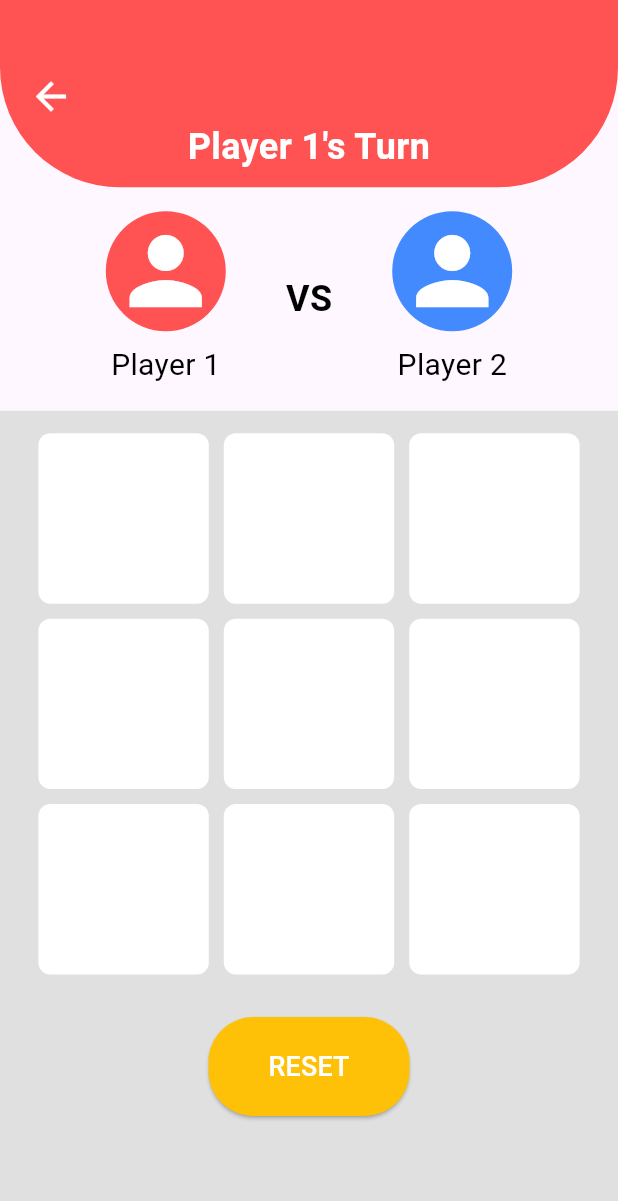
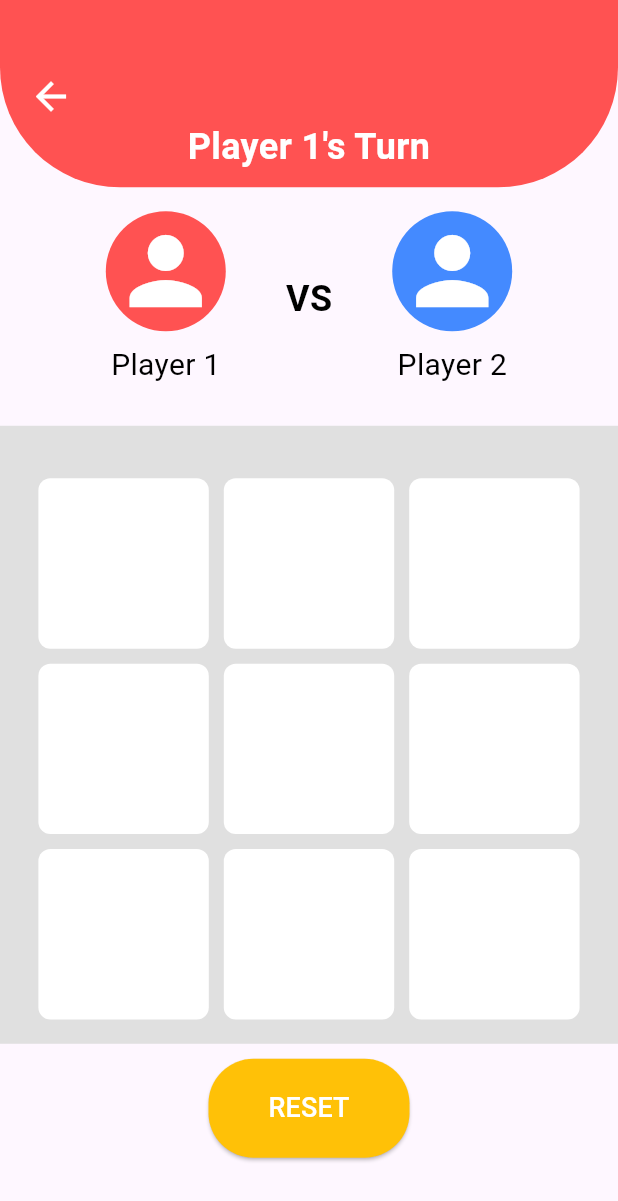
Before and after one commit to rai03k/tic-tac-toe-app, a Flutter app: the screen it shows after launch, after a tap on "1 vs 1", on a phone screen of 412 x 824 dp. Shown: the top 1201 px of the screen. Run offline on Flutter 3.47's test engine with Material 3 defaults, Android fonts, the light colour scheme and no system bars; our stand-ins replace audioplayers, google_mobile_ads, in_app_review, shared_preferences; network calls fail.

Commit message:
update:UI修正

```diff
--- a/lib/screens/menu_screen.dart
+++ b/lib/screens/menu_screen.dart
@@ -40,7 +40,7 @@ class _MenuScreenState extends State<MenuScreen> {
   Widget build(BuildContext context) {
     return Scaffold(
       body: Column(
-        mainAxisAlignment: MainAxisAlignment.spaceBetween,  // ボタンと広告の間にスペースを確保
+        mainAxisAlignment: MainAxisAlignment.center,
         children: [
           Expanded(
             child: Container(
@@ -127,11 +127,15 @@ class _MenuScreenState extends State<MenuScreen> {
               ),
             ),
           ),
-          // バナー広告ウィジェットの再利用。広告が削除されている場合は表示しない
-          if (!_adsRemoved)
-            const BannerAdWidget(),
         ],
       ),
+          bottomNavigationBar: _adsRemoved
+              ? null
+              : Container(
+            padding: const EdgeInsets.symmetric(vertical: 10),  // 上下に余白を追加
+            color: Colors.white,  // 広告背景色（例として白に設定）
+            child: const BannerAdWidget(),
+          ),
     );
   }
 
--- a/lib/screens/one_vs_one_game.dart
+++ b/lib/screens/one_vs_one_game.dart
@@ -50,6 +50,15 @@ class _OneVsOneGameState extends State<OneVsOneGame> {
     if (screenHeight <= 750) {
       resetButtonBottom = 5;   // 画面が小さい場合
     }
+
+    bool isTablet = screenWidth >= 600 && screenWidth < 1200;
+    double gameBoardSize = screenWidth * 1.0;
+
+    if (screenHeight <= 750 || isTablet) {
+      gameBoardSize = screenWidth * 0.9;
+    }
+
+    bool isPortraitAndNarrow = screenHeight <= 750;
 
     return Scaffold(
       body: Stack(
@@ -133,29 +142,29 @@ class _OneVsOneGameState extends State<OneVsOneGame> {
               ),
 
               // ゲームボード部分
-              Expanded(
-                child: Container(
-                  width: screenWidth,  // 画面の幅を取得
-                  color: isDarkMode ? Colors.grey[800] : Colors.grey[300],  // ダークモードに応じた背景色
+              Container(
+                padding: EdgeInsets.only(
+                  top: isPortraitAndNarrow ? 0 : 20,
+                  bottom: 5,
+                ),
+                margin: const EdgeInsets.symmetric(vertical: 10),
+                color: isDarkMode ? Colors.grey[800] : Colors.grey[300],
+                width: gameBoardSize,
+                height: gameBoardSize,
                 child: GameBoardWidget(
-                    board: _gameBoard.board,  // ゲームボードの状態をウィジェットに渡す
-                    winningBlocks: _gameBoard.winningBlocks,  // 勝利ブロックを渡す
-                    fadedIndex: _gameBoard.fadedIndex,  // フェードさせるインデックスを渡す
-                    winner: _gameBoard.winner,  // 勝者を渡す
-                    onTap: _handleTap,  // タップ処理を渡す
+                  board: _gameBoard.board,
+                  winningBlocks: _gameBoard.winningBlocks,
+                  fadedIndex: _gameBoard.fadedIndex,
+                  winner: _gameBoard.winner,
+                  onTap: _handleTap,
                 ),
-                ),
-              ),
-            ],
               ),
 
               // リセットボタン
-          Positioned(
-            bottom: resetButtonBottom,  // リセットボタンの位置を設定
-            left: 0,
-            right: 0,
-            child: Align(
+              Align(
                 alignment: Alignment.center,
+                child: Padding(
+                  padding: EdgeInsets.only(bottom: isTablet ? 10 : 0), // タブレットのみ下に10px追加
                   child: ElevatedButton(
                     style: ElevatedButton.styleFrom(
                       backgroundColor: Colors.amber,
@@ -164,7 +173,7 @@ class _OneVsOneGameState extends State<OneVsOneGame> {
                         borderRadius: BorderRadius.circular(30),
                       ),
                     ),
-                onPressed: _resetBoard,  // リセットボタンが押された時にボードをリセット
+                    onPressed: _resetBoard, // リセットボタンが押された時にボードをリセット
                     child: Text(
                       'RESET',
                       style: TextStyle(color: isDarkMode ? Colors.black : Colors.white, fontSize: 18),
@@ -173,12 +182,11 @@ class _OneVsOneGameState extends State<OneVsOneGame> {
                 ),
               ),
 
-          // バナー広告
-          const Positioned(
-            bottom: 0,
-            left: 0,
-            right: 0,
-            child: BannerAdWidget(),  // バナー広告を表示
+              // 広告バナー
+              if (screenHeight > 750) const BannerAdWidget(),
+
+              const Spacer(),
+            ],
           ),
 
           // 戻るボタン
@@ -186,10 +194,12 @@ class _OneVsOneGameState extends State<OneVsOneGame> {
             top: 40,
             left: 10,
             child: IconButton(
-              icon: Icon(Icons.arrow_back, size: 30, color: isDarkMode ? Colors.black : Colors.white),
-              onPressed: () {
-                Navigator.pop(context);  // 戻るボタンが押された時に画面を戻す
-              },
+              icon: Icon(
+                  Icons.arrow_back,
+                  size: 30,
+                  color: isDarkMode ? Colors.black : Colors.white
+              ),
+              onPressed: () => Navigator.pop(context),
             ),
           ),
         ],
```
Also changed, not shown: lib/screens/ai_game_screen.dart (+49 -37 lines), 1 other file. Lines whose indentation alone changed are shown as unchanged.
